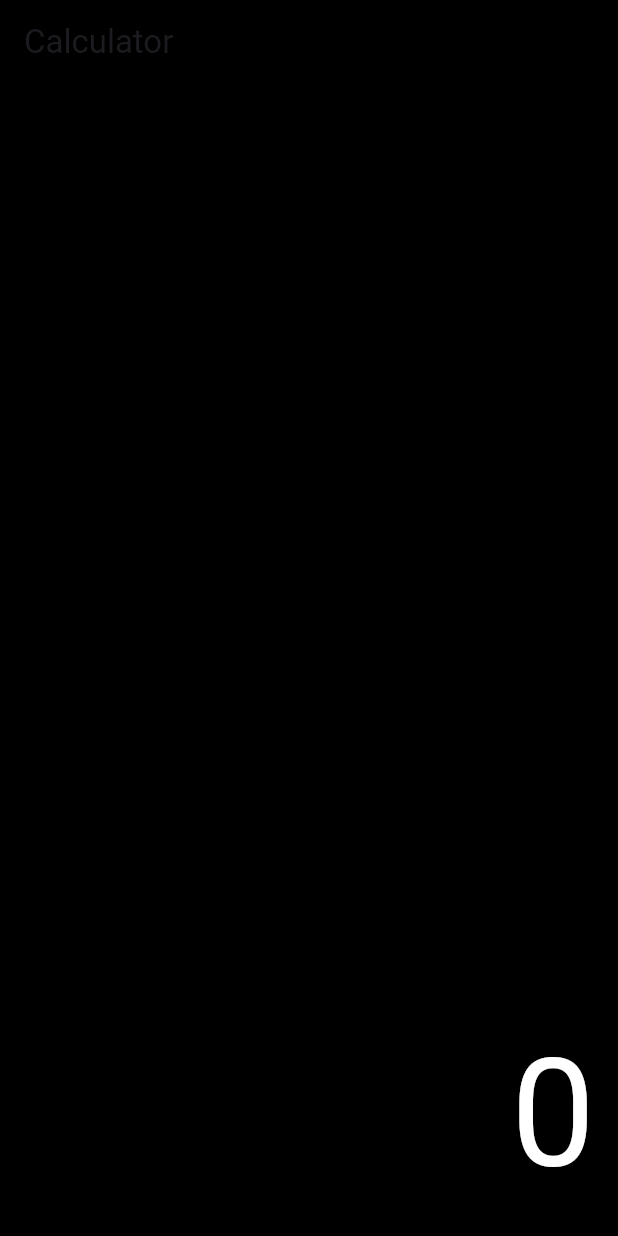
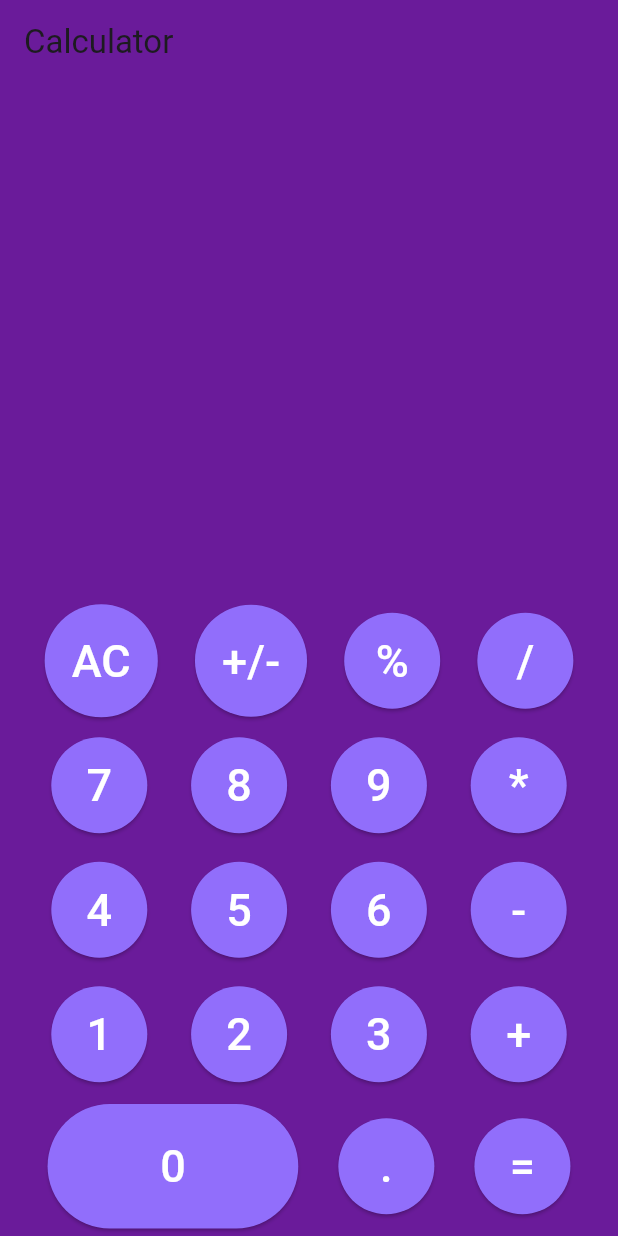
Before and after one commit to SudeAkdag/flutter_project, a Flutter app: the CalculatorPage screen opened directly, on a phone screen of 412 x 824 dp. Run offline on Flutter 3.47's test engine with Material 3 defaults, Android fonts, the phone set to English and light mode, and no system bars; our stand-ins replace flutter_slidable.

Commit message:
calculator page added

```diff
--- a/lib/calculator_page.dart
+++ b/lib/calculator_page.dart
@@ -1,42 +1,220 @@
 import 'package:flutter/material.dart';
 
 class CalculatorPage extends StatefulWidget {
+  const CalculatorPage({super.key});
   @override
-  _CalculatorState createState() => _CalculatorState(); // '=>' eksik düzeltilmiş
+  CalculatorState createState() => CalculatorState();
 }
 
-class _CalculatorState extends State<CalculatorPage> {
+class CalculatorState extends State<CalculatorPage> {
+  String output = ""; // Ekrandaki gösterim
+  String num1 = ""; // İlk sayı
+  String num2 = ""; // İkinci sayı
+  String operation = ""; // İşlem (+, -, *, /)
+
+  // Sayı veya işlem tuşuna basıldığında çağrılacak fonksiyon
+ void buttonPressed(String value) {
+  setState(() {
+    if (value == "AC") {
+      // Her şeyi sıfırla
+      output = "";
+      num1 = "";
+      num2 = "";
+      operation = "";
+    } else if (value == "+" ||
+        value == "-" ||
+        value == "*" ||
+        value == "/" ||
+        value == "%") {
+      // İşlem seçildiğinde
+      if (num1.isEmpty) {
+        num1 = output; // İlk sayıyı kaydet
+        output = ""; // Ekranı sıfırla
+      } else {
+        num2 = output; // İkinci sayıyı kaydet
+        _calculate(); // Hesaplama yap
+        num1 = output; // Sonuç num1'e kaydedilir
+        output = ""; // Ekranı sıfırla
+      }
+      operation = value;
+    } else if (value == "=") {
+      // Hesaplama yap
+      num2 = output;
+      _calculate(); // Hesaplama işlemi
+    } else if (value == "+/-") {
+      // Sayının önüne - ekleme veya çıkarma işlemi
+      switch (output.startsWith("-")) {
+        case true:
+          output = output.substring(1); // Eksi işaretini kaldır
+          break;
+        case false:
+          output = "-" + output; // Eksi işareti ekle
+          break;
+      }
+    } else if (value == ".") {
+      // Ondalık işaretine basıldığında
+      if (!output.contains(".")) {
+        output += value;
+      }
+    } else {
+      // Sayı basıldığında
+      if (output == "") {
+        output = value; // İlk değer
+      } else {
+        output += value; // Sonraki değerler
+      }
+    }
+  });
+}
+
+void _calculate() {
+  double n1 = double.parse(num1);
+  double n2 = double.parse(output);
+
+  switch (operation) {
+    case "+":
+      output = (n1 + n2).toString();
+      break;
+    case "-":
+      output = (n1 - n2).toString();
+      break;
+    case "*":
+      output = (n1 * n2).toString();
+      break;
+    case "/":
+      if (n2 != 0) {
+        output = (n1 / n2).toString();
+      } else {
+        output = "Error"; // Sıfıra bölme hatası
+      }
+      break;
+    case "%":
+      output = (n1 % n2).toString(); // Modül işlemi
+      break;
+  }
+
+  num1 = ""; // Hesaplama sonrası num1 ve num2 sıfırlanır
+  num2 = "";
+  operation = "";
+}
+
+  // Buton widget'ı
+  Widget calcbutton(String btntxt, Color btncolor, Color txtcolor, double size) {
+    return ElevatedButton(
+      onPressed: () {
+        buttonPressed(btntxt); // Tuş tıklama işlemi
+      },
+      style: ElevatedButton.styleFrom(
+        shape: CircleBorder(),
+        backgroundColor: btncolor,
+        padding: EdgeInsets.all(size),
+      ),
+      child: Text(
+        btntxt,
+        style: TextStyle(
+          fontSize: 30,
+          color: txtcolor,
+        ),
+      ),
+    );
+  }
+
   @override
   Widget build(BuildContext context) {
     return Scaffold(
-      backgroundColor: Colors.black,
+      backgroundColor: Color(0xFF6A1B9A), // Mor arka plan
       appBar: AppBar(
         title: Text('Calculator'),
-        backgroundColor: Colors.black,
+        backgroundColor: Color(0xFF6A1B9A),
       ),
       body: Padding(
         padding: EdgeInsets.symmetric(horizontal: 5),
         child: Column(
           mainAxisAlignment: MainAxisAlignment.end,
           children: [
-            SingleChildScrollView(
-              scrollDirection: Axis.vertical,
-              child: Row(
+            // Ekran kısmı
+            Row(
               mainAxisAlignment: MainAxisAlignment.end,
               children: [
                 Padding(
                   padding: EdgeInsets.all(10.0),
                   child: Text(
-                      '0',
+                    '$num1 $operation $output', // İşlem ve sayılar
                     textAlign: TextAlign.left,
                     style: TextStyle(
                       color: Colors.white,
-                        fontSize: 100, // 'fonstSize' yanlış yazılmış, 'fontSize' olmalı
+                      fontSize: 60,
                     ),
                   ),
                 ),
               ],
             ),
+
+            // İlk tuş satırı
+            Row(
+              mainAxisAlignment: MainAxisAlignment.spaceEvenly,
+              children: [
+                calcbutton('AC',  Color.fromRGBO(145, 110, 251, 1), Colors.white, 18),
+                calcbutton('+/-',  Color.fromRGBO(145, 110, 251, 1), Colors.white, 18),
+                calcbutton('%', Color.fromRGBO(145, 110, 251, 1), Colors.white, 18),
+                calcbutton('/', Color.fromRGBO(145, 110, 251, 1), Colors.white, 20),
+              ],
+            ),
+
+            // İkinci tuş satırı
+            Row(
+              mainAxisAlignment: MainAxisAlignment.spaceEvenly,
+              children: [
+                calcbutton('7',  Color.fromRGBO(145, 110, 251, 1), Colors.white, 18),
+                calcbutton('8',  Color.fromRGBO(145, 110, 251, 1), Colors.white, 18),
+                calcbutton('9', Color.fromRGBO(145, 110, 251, 1), Colors.white, 18),
+                calcbutton('*', Color.fromRGBO(145, 110, 251, 1), Colors.white, 20),
+              ],
+            ),
+
+            // Üçüncü tuş satırı
+            Row(
+              mainAxisAlignment: MainAxisAlignment.spaceEvenly,
+              children: [
+                calcbutton('4', Color.fromRGBO(145, 110, 251, 1), Colors.white, 18),
+                calcbutton('5',  Color.fromRGBO(145, 110, 251, 1), Colors.white, 18),
+                calcbutton('6', Color.fromRGBO(145, 110, 251, 1), Colors.white, 18),
+                calcbutton('-', Color.fromRGBO(145, 110, 251, 1), Colors.white, 20),
+              ],
+            ),
+
+            // Dördüncü tuş satırı
+            Row(
+              mainAxisAlignment: MainAxisAlignment.spaceEvenly,
+              children: [
+                 calcbutton('1',  Color.fromRGBO(145, 110, 251, 1), Colors.white, 18),
+                calcbutton('2',  Color.fromRGBO(145, 110, 251, 1), Colors.white, 18),
+                calcbutton('3', Color.fromRGBO(145, 110, 251, 1), Colors.white, 18),
+                calcbutton('+', Color.fromRGBO(145, 110, 251, 1), Colors.white, 20),
+              ],
+            ),
+
+            // Beşinci tuş satırı
+            Row(
+              mainAxisAlignment: MainAxisAlignment.spaceEvenly,
+              children: [
+                ElevatedButton(
+                  onPressed: () {
+                    buttonPressed("0");
+                  },
+                  style: ElevatedButton.styleFrom(
+                    shape: StadiumBorder(),
+                    backgroundColor:Color.fromRGBO(145, 110, 251, 1),
+                    padding: EdgeInsets.symmetric(horizontal: 75, vertical: 20),
+                  ),
+                  child: Text(
+                    '0',
+                    style: TextStyle(fontSize: 30, color: Colors.white),
+                  ),
+                ),
+                calcbutton('.',Color.fromRGBO(145, 110, 251, 1), Colors.white, 25),
+                calcbutton('=', Color.fromRGBO(145, 110, 251, 1), Colors.white, 20),
+              ],
             ),
           ],
         ),
--- a/lib/main.dart
+++ b/lib/main.dart
@@ -24,10 +24,10 @@ class MainPage extends StatefulWidget {
   const MainPage({super.key});
 
   @override
-  _MainPageState createState() => _MainPageState();
+  MainPageState createState() => MainPageState();
 }
 
-class _MainPageState extends State<MainPage> {
+class MainPageState extends State<MainPage> {
   final PageController _pageController = PageController();
   bool _isLoggedIn = false; // Giriş durumu kontrolü
 
```
Lines whose indentation alone changed are shown as unchanged.
